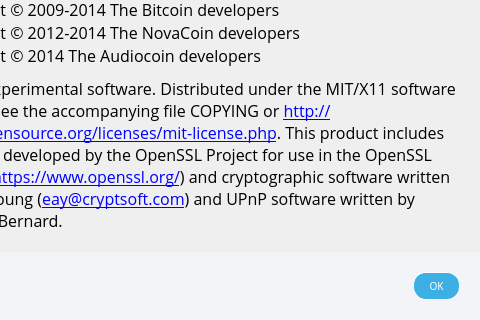
aurovine/AudioCoin, file src/qt/forms/aboutdialog.ui: the form before one commit; both pictures show x 113 to 593 and y 130 to 450 of the 593 by 450 pixel window.
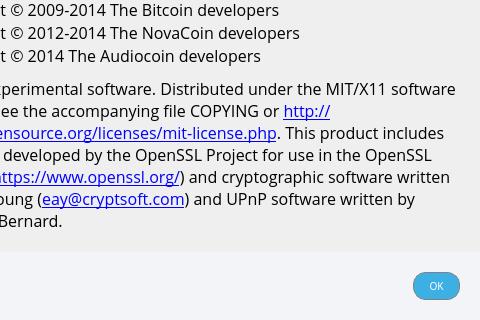
The form after the commit. Icons and pictures are not drawn.

Commit message: adds correct border to button in aboutdialog

Diff of the .ui file:
```diff
--- a/src/qt/forms/aboutdialog.ui
+++ b/src/qt/forms/aboutdialog.ui
@@ -224,7 +224,7 @@
          </font>
         </property>
         <property name="styleSheet">
-         <string notr="true">#confirmButton { background-color: #3cb0e5; color: white; border: 1px solid white; }
+         <string notr="true">#confirmButton { background-color: #3cb0e5; color: white; border: 1px solid gray; }
 #confirmButton:hover, #confirmButton:pressed { background-color: #1c99d2; }</string>
         </property>
         <property name="text">
```
